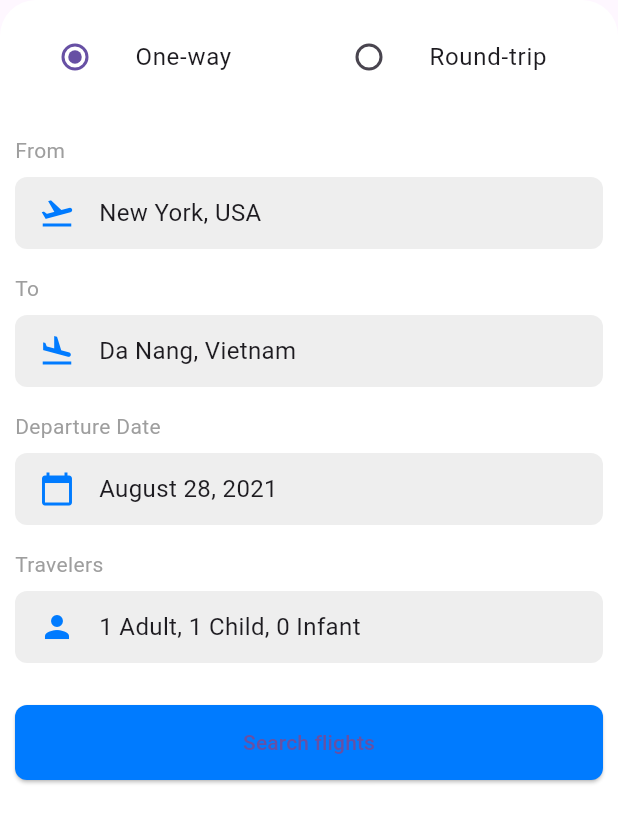
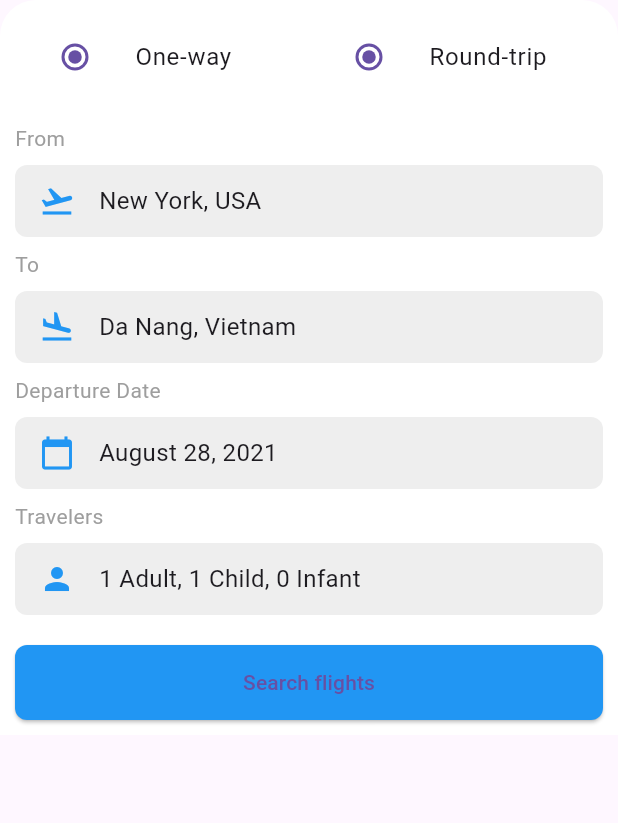
Before and after one commit to Mahmud5588/flight_book, a Flutter app: the SearchFlightsSection widget shown alone on an empty page, opened directly, on a phone screen of 412 x 824 dp. Shown: the top 823 px of the screen. Run offline on Flutter 3.47's test engine with Material 3 defaults, Android fonts, the phone set to English and light mode, and no system bars; our stand-ins replace material_design_icons_flutter; missing offline and left inert: ticket_widget.

Commit message:
samandar commits

```diff
--- a/lib/cores/routes/route_generator.dart
+++ b/lib/cores/routes/route_generator.dart
@@ -12,6 +12,7 @@ import 'package:exam/features/authentications/screens/sign_in.dart';
 import 'package:exam/features/authentications/screens/sign_up.dart';
 import 'package:exam/features/homepage/screens/bottomnavbar.dart';
 import 'package:exam/features/homepage/screens/homepage.dart';
+import 'package:exam/features/homepage/widget/contact/flight_searche_page.dart';
 import 'package:exam/features/homepage/widget/search_flights_section.dart';
 import 'package:exam/features/into/splash_page.dart';
 import 'package:exam/payment_details.dart';
@@ -55,7 +56,7 @@ class AppRoute {
       case RouteNames.splashPage:
         return MaterialPageRoute(builder: (_) => SplashScreen());
       case RouteNames.searchFlightSection:
-        return MaterialPageRoute(builder: (_) => const SearchFlightsSection());
+        return MaterialPageRoute(builder: (_) => const SearchFlightsPage());
       default:
         return _errorRoute();
     }
--- a/lib/features/homepage/screens/homepage.dart
+++ b/lib/features/homepage/screens/homepage.dart
@@ -1,3 +1,4 @@
+import 'package:exam/cores/routes/route_names.dart';
 import 'package:exam/features/homepage/data_widget/select_date_widget.dart';
 import 'package:flutter/material.dart';
 
@@ -134,7 +135,7 @@ class _HomePageState extends State<Homepage> {
                       const SizedBox(height: 30),
                       ElevatedButton(
                         onPressed: () {
-                          // Action when "Search flights" button is pressed
+                          Navigator.pushNamed(context, RouteNames.searchFlightSection);
                         },
                         style: ElevatedButton.styleFrom(
                           backgroundColor: Colors.blue,
--- a/lib/features/homepage/widget/search_flights_section.dart
+++ b/lib/features/homepage/widget/search_flights_section.dart
@@ -1,8 +1,7 @@
-import 'package:exam/features/utils/styles.dart';
 import 'package:flutter/material.dart';
 
 class SearchFlightsSection extends StatelessWidget {
-  const SearchFlightsSection({super.key});
+  const SearchFlightsSection({Key? key}) : super(key: key);
 
   @override
   Widget build(BuildContext context) {
@@ -14,51 +13,31 @@ class SearchFlightsSection extends StatelessWidget {
           topRight: Radius.circular(24),
         ),
       ),
-      child: Padding(
+      child: SingleChildScrollView(
         padding: const EdgeInsets.all(10.0),
         child: Column(
           crossAxisAlignment: CrossAxisAlignment.start,
           children: [
-            Row(
-              children: [
-                Expanded(
-                  child: ListTile(
-                    leading: Radio(
-                      value: true,
-                      groupValue: true,
-                      onChanged: (value) {},
-                    ),
-                    title: const Text("One-way", style: TextStyle(fontSize: 16)),
-                  ),
-                ),
-                Expanded(
-                  child: ListTile(
-                    leading: Radio(
-                      value: false,
-                      groupValue: true,
-                      onChanged: (value) {},
-                    ),
-                    title: const Text("Round-trip", style: TextStyle(fontSize: 16)),
-                  ),
-                ),
-              ],
-            ),
+            ToggleButtonsSection(),
             const SizedBox(height: 16),
             buildInputField(
               icon: Icons.flight_takeoff,
               label: "From",
               value: "New York, USA",
             ),
+            const SizedBox(height: 8),
             buildInputField(
               icon: Icons.flight_land,
               label: "To",
               value: "Da Nang, Vietnam",
             ),
+            const SizedBox(height: 8),
             buildInputField(
               icon: Icons.calendar_today,
               label: "Departure Date",
               value: "August 28, 2021",
             ),
+            const SizedBox(height: 8),
             buildInputField(
               icon: Icons.person,
               label: "Travelers",
@@ -69,7 +48,7 @@ class SearchFlightsSection extends StatelessWidget {
               child: ElevatedButton(
                 onPressed: () {},
                 style: ElevatedButton.styleFrom(
-                  backgroundColor: Styles.primaryColor,
+                  backgroundColor: Colors.blue,
                   minimumSize: const Size(double.infinity, 50),
                   shape: RoundedRectangleBorder(
                     borderRadius: BorderRadius.circular(8),
@@ -85,9 +64,7 @@ class SearchFlightsSection extends StatelessWidget {
   }
 
   Widget buildInputField({required IconData icon, required String label, required String value}) {
-    return Padding(
-      padding: const EdgeInsets.symmetric(vertical: 8.0),
-      child: Column(
+    return Column(
       crossAxisAlignment: CrossAxisAlignment.start,
       children: [
         Text(label, style: const TextStyle(fontSize: 14, color: Colors.grey)),
@@ -100,14 +77,42 @@ class SearchFlightsSection extends StatelessWidget {
           ),
           child: Row(
             children: [
-                Icon(icon, color: Styles.primaryColor),
+              Icon(icon, color: Colors.blue),
               const SizedBox(width: 16),
               Text(value, style: const TextStyle(fontSize: 16)),
             ],
           ),
         ),
       ],
+    );
+  }
+
+  Widget ToggleButtonsSection() {
+    bool isOneWay = true;
+    return Row(
+      mainAxisAlignment: MainAxisAlignment.spaceAround,
+      children: [
+        Expanded(
+          child: ListTile(
+            leading: Radio(
+              value: true,
+              groupValue: isOneWay,
+              onChanged: (bool? value) {},
             ),
+            title: const Text("One-way", style: TextStyle(fontSize: 16)),
+          ),
+        ),
+        Expanded(
+          child: ListTile(
+            leading: Radio(
+              value: false,
+              groupValue: !isOneWay,
+              onChanged: (bool? value) {},
+            ),
+            title: const Text("Round-trip", style: TextStyle(fontSize: 16)),
+          ),
+        ),
+      ],
     );
   }
 }
--- a/pubspec.yaml
+++ b/pubspec.yaml
@@ -66,6 +66,7 @@ flutter:
   # To add assets to your application, add an assets section, like this:
   assets:
     - assets/images/
+    - assets/icons/
   #   - images/a_dot_ham.jpeg
 
   # An image asset can refer to one or more resolution-specific "variants", see
```
Also changed, not shown: assets/icons/airlines_avatar.png (added), assets/icons/flight_icon.png (added), assets/icons/passenger_info.png (added). Lines whose indentation alone changed are shown as unchanged.
